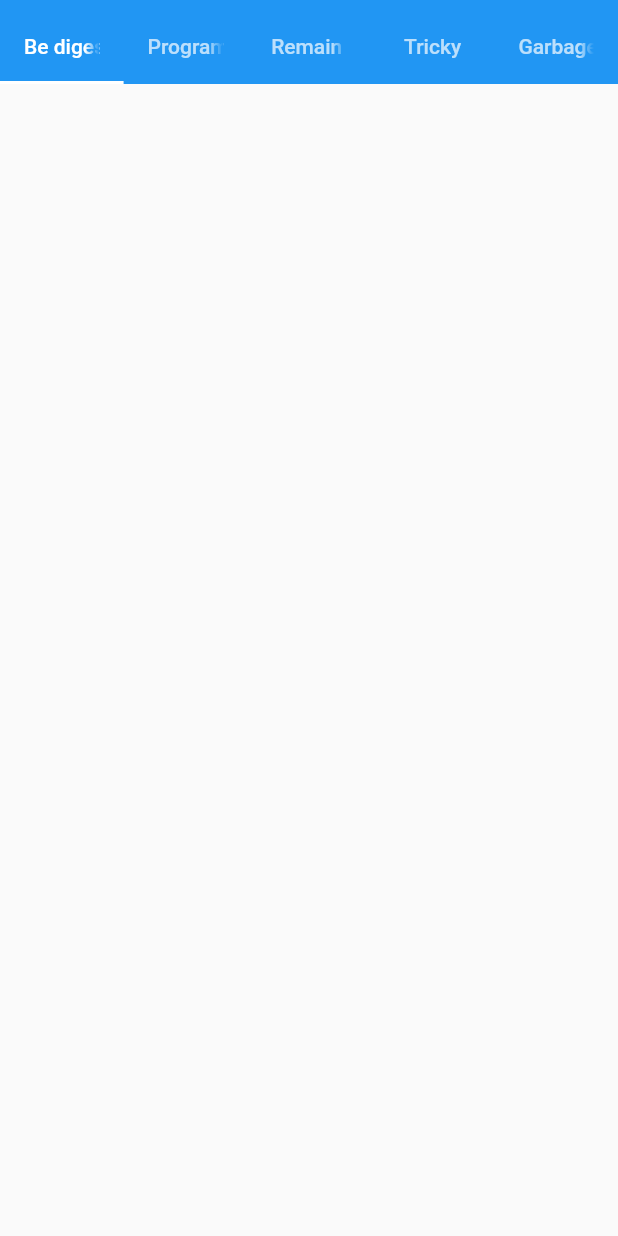
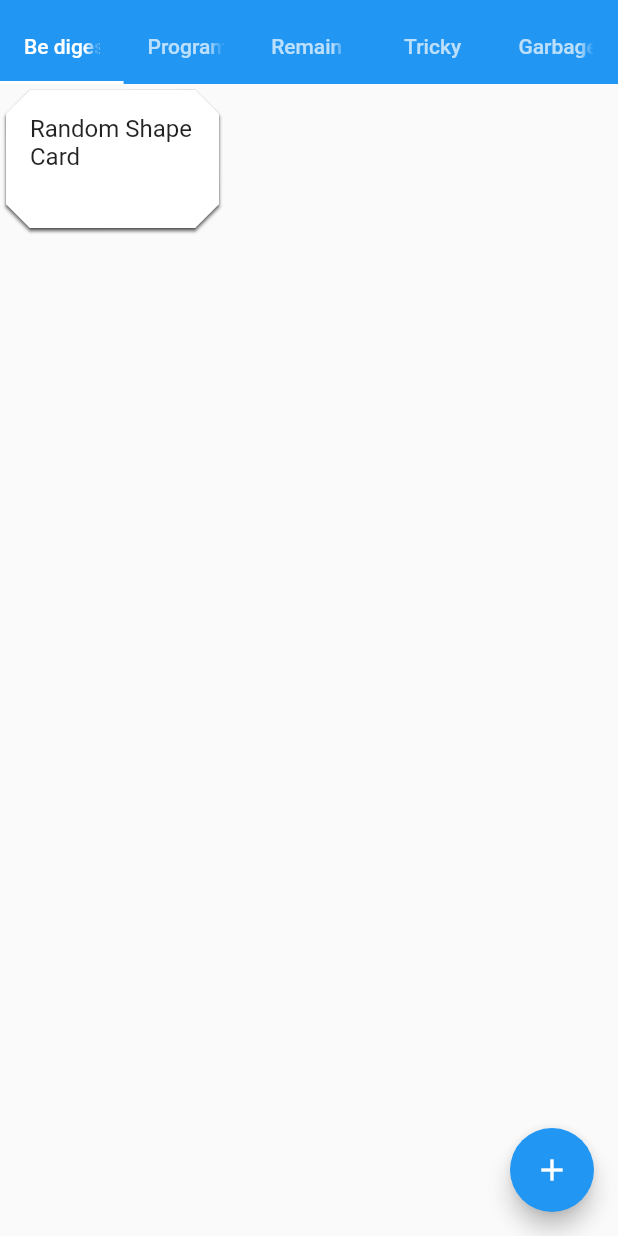
Before and after one commit to stong1994/slip_paper, a Flutter app: the screen it shows after launch, on a phone screen of 412 x 824 dp. Run offline on Flutter 3.47's test engine with Material 2 defaults, Android fonts, the light colour scheme and no system bars.

Commit message:
add card

```diff
--- /dev/null
+++ b/lib/card.dart
@@ -0,0 +1,67 @@
+import 'dart:math';
+import 'package:flutter/material.dart';
+
+class RandomShapeCard extends StatefulWidget {
+  @override
+  _RandomShapeCardState createState() => _RandomShapeCardState();
+}
+
+class _RandomShapeCardState extends State<RandomShapeCard> {
+  final Random random = Random();
+  late ShapeBorder shape;
+
+  double positionX = 0;
+  double positionY = 0;
+
+  @override
+  void initState() {
+    super.initState();
+    int randomNumber =
+        random.nextInt(3); // Generate a random number between 0 and 2
+    switch (randomNumber) {
+      case 0:
+        shape = RoundedRectangleBorder(
+          borderRadius: BorderRadius.circular(16.0),
+        );
+        break;
+      case 1:
+        shape = BeveledRectangleBorder(
+          borderRadius: BorderRadius.circular(16.0),
+        );
+        break;
+      case 2:
+        shape = StadiumBorder();
+        break;
+    }
+  }
+
+  @override
+  Widget build(BuildContext context) {
+    return Positioned(
+      left: positionX,
+      top: positionY,
+      child: GestureDetector(
+        onPanUpdate: (details) {
+          setState(() {
+            positionX += details.delta.dx;
+            positionY += details.delta.dy;
+          });
+        },
+        child: Container(
+          height: 100.0,
+          width: 150.0,
+          child: Card(
+            shape: shape,
+            child: Padding(
+              padding: EdgeInsets.all(16.0),
+              child: Text(
+                'Random Shape Card',
+                style: TextStyle(fontSize: 16.0),
+              ),
+            ),
+          ),
+        ),
+      ),
+    );
+  }
+}
--- a/lib/main.dart
+++ b/lib/main.dart
@@ -1,4 +1,8 @@
+import 'dart:math';
+
 import 'package:flutter/material.dart';
+
+import 'card.dart';
 
 void main() {
   runApp(MyApp());
@@ -69,10 +73,39 @@ class _MyHomePageState extends State<MyHomePage>
           // ...
           // Implement the list view for the 'Garbage' tab here
           // ...
+          RandArea(),
+          RandArea(),
+          RandArea(),
+          RandArea(),
+          RandArea(),
         ],
       ),
     );
   }
+}
+
+Widget RandArea() {
+  final Random random = Random();
+  List<Widget> cards = [];
+  int randomNumber = random.nextInt(3) + 3;
+  for (int i = 0; i < randomNumber; i++) {
+    cards.add(RandomShapeCard());
+  }
+  return Scaffold(
+    body: Stack(
+      children: [
+        ...cards,
+      ],
+    ),
+    floatingActionButton: FloatingActionButton(
+      onPressed: () {
+        // setState(() {
+        //   cards.add(RandomShapeCard());
+        // });
+      },
+      child: Icon(Icons.add),
+    ),
+  );
 }
 
 class Idea {
@@ -93,25 +126,33 @@ class Idea {
 
 List<Idea> _beDigestedIdeas = [];
 
-// Widget _buildBeDigestedListView() {
-//   return ListView.builder(
-//     itemCount: _beDigestedIdeas.length,
-//     itemBuilder: (context, index) {
-//       return ListTile(
-//         title: Text(_beDigestedIdeas[index].title),
-//         subtitle: Text(_beDigestedIdeas[index].description),
-//         trailing: IconButton(
-//           icon: Icon(Icons.check_circle_outline),
-//           onPressed: () {
-//             setState(() {
-//               _beDigestedIdeas[index].isCompleted = true;
-//             });
-//           },
-//         ),
-//       );
-//     },
-//   );
-// }
+List<Widget> _buildBeDigestedListView() {
+  return [
+    RandomShapeCard(),
+    RandomShapeCard(),
+    RandomShapeCard(),
+    RandomShapeCard(),
+    RandomShapeCard(),
+  ];
+
+  // return ListView.builder(
+  //   itemCount: _beDigestedIdeas.length,
+  //   itemBuilder: (context, index) {
+  //     return ListTile(
+  //       title: Text(_beDigestedIdeas[index].title),
+  //       subtitle: Text(_beDigestedIdeas[index].description),
+  //       trailing: IconButton(
+  //         icon: Icon(Icons.check_circle_outline),
+  //         onPressed: () {
+  //           setState(() {
+  //             _beDigestedIdeas[index].isCompleted = true;
+  //           });
+  //         },
+  //       ),
+  //     );
+  //   },
+  // );
+}
 
 class AddIdeaScreen extends StatefulWidget {
   @override
```
